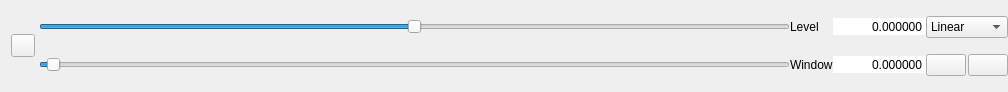
Above: GUI/toolbox2D.ui from AlizaMedicalImaging/AlizaMS before the change. Below: the same form after it.
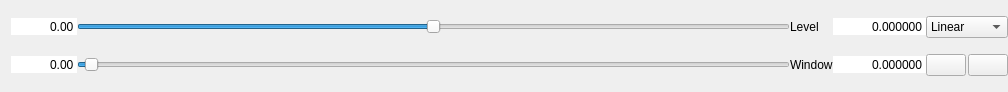
That is the form after the change. Icons and pictures are not drawn.

Patch:
```diff
--- a/GUI/toolbox2D.ui
+++ b/GUI/toolbox2D.ui
@@ -42,27 +42,12 @@
      </property>
     </widget>
    </item>
-   <item>
-    <widget class="QToolButton" name="locklevel_toolButton">
-     <property name="text">
-      <string/>
-     </property>
-     <property name="icon">
-      <iconset resource="../alizams.qrc">
-       <normaloff>:/bitmaps/anchor2.svg</normaloff>
-       <normalon>:/bitmaps/anchor.svg</normalon>:/bitmaps/anchor2.svg</iconset>
-     </property>
-     <property name="checkable">
-      <bool>true</bool>
-     </property>
-    </widget>
-   </item>
    <item>
     <layout class="QGridLayout" name="gridLayout_2">
      <property name="spacing">
       <number>0</number>
      </property>
-     <item row="1" column="1">
+     <item row="1" column="2">
       <widget class="QLabel" name="width_label">
        <property name="sizePolicy">
         <sizepolicy hsizetype="Preferred" vsizetype="Fixed">
@@ -81,7 +66,7 @@
        </property>
       </widget>
      </item>
-     <item row="0" column="0">
+     <item row="0" column="1">
       <widget class="QSlider" name="center_horizontalSlider">
        <property name="minimum">
         <number>-99</number>
@@ -100,7 +85,7 @@
        </property>
       </widget>
      </item>
-     <item row="0" column="2">
+     <item row="0" column="3">
       <widget class="QDoubleSpinBox" name="center_doubleSpinBox">
        <property name="sizePolicy">
         <sizepolicy hsizetype="Preferred" vsizetype="Fixed">
@@ -128,7 +113,7 @@
        </property>
       </widget>
      </item>
-     <item row="1" column="0">
+     <item row="1" column="1">
       <widget class="QSlider" name="width_horizontalSlider">
        <property name="minimum">
         <number>0</number>
@@ -147,7 +132,7 @@
        </property>
       </widget>
      </item>
-     <item row="1" column="2">
+     <item row="1" column="3">
       <widget class="QDoubleSpinBox" name="width_doubleSpinBox">
        <property name="sizePolicy">
         <sizepolicy hsizetype="Preferred" vsizetype="Fixed">
@@ -178,7 +163,7 @@
        </property>
       </widget>
      </item>
-     <item row="0" column="1">
+     <item row="0" column="2">
       <widget class="QLabel" name="center_label">
        <property name="sizePolicy">
         <sizepolicy hsizetype="Preferred" vsizetype="Fixed">
@@ -197,7 +182,7 @@
        </property>
       </widget>
      </item>
-     <item row="0" column="3">
+     <item row="0" column="4">
       <widget class="QComboBox" name="comboBox">
        <property name="toolTip">
         <string>&lt;html&gt;&lt;head/&gt;&lt;body&gt;&lt;p&gt;LUT function&lt;/p&gt;&lt;/body&gt;&lt;/html&gt;</string>
@@ -214,7 +199,7 @@
        </item>
       </widget>
      </item>
-     <item row="1" column="3">
+     <item row="1" column="4">
       <widget class="QFrame" name="frame">
        <property name="frameShape">
         <enum>QFrame::NoFrame</enum>
@@ -287,6 +272,86 @@
        </layout>
       </widget>
      </item>
+     <item row="0" column="0">
+      <widget class="QDoubleSpinBox" name="center2d_doubleSpinBox">
+       <property name="sizePolicy">
+        <sizepolicy hsizetype="Preferred" vsizetype="Fixed">
+         <horstretch>0</horstretch>
+         <verstretch>0</verstretch>
+        </sizepolicy>
+       </property>
+       <property name="focusPolicy">
+        <enum>Qt::NoFocus</enum>
+       </property>
+       <property name="contextMenuPolicy">
+        <enum>Qt::NoContextMenu</enum>
+       </property>
+       <property name="frame">
+        <bool>false</bool>
+       </property>
+       <property name="alignment">
+        <set>Qt::AlignRight|Qt::AlignTrailing|Qt::AlignVCenter</set>
+       </property>
+       <property name="readOnly">
+        <bool>true</bool>
+       </property>
+       <property name="buttonSymbols">
+        <enum>QAbstractSpinBox::NoButtons</enum>
+       </property>
+       <property name="keyboardTracking">
+        <bool>false</bool>
+       </property>
+       <property name="decimals">
+        <number>2</number>
+       </property>
+       <property name="minimum">
+        <double>-999999999.000000000000000</double>
+       </property>
+       <property name="maximum">
+        <double>999999999.000000000000000</double>
+       </property>
+      </widget>
+     </item>
+     <item row="1" column="0">
+      <widget class="QDoubleSpinBox" name="width2_doubleSpinBox">
+       <property name="sizePolicy">
+        <sizepolicy hsizetype="Preferred" vsizetype="Fixed">
+         <horstretch>0</horstretch>
+         <verstretch>0</verstretch>
+        </sizepolicy>
+       </property>
+       <property name="focusPolicy">
+        <enum>Qt::NoFocus</enum>
+       </property>
+       <property name="contextMenuPolicy">
+        <enum>Qt::NoContextMenu</enum>
+       </property>
+       <property name="frame">
+        <bool>false</bool>
+       </property>
+       <property name="alignment">
+        <set>Qt::AlignRight|Qt::AlignTrailing|Qt::AlignVCenter</set>
+       </property>
+       <property name="readOnly">
+        <bool>true</bool>
+       </property>
+       <property name="buttonSymbols">
+        <enum>QAbstractSpinBox::NoButtons</enum>
+       </property>
+       <property name="decimals">
+        <number>2</number>
+       </property>
+       <property name="minimum">
+        <double>0.000000000000000</double>
+       </property>
+       <property name="maximum">
+        <double>999999999.000000000000000</double>
+       </property>
+       <property name="value">
+        <double>0.000000000000000</double>
+       </property>
+      </widget>
+     </item>
     </layout>
    </item>
   </layout>
```
